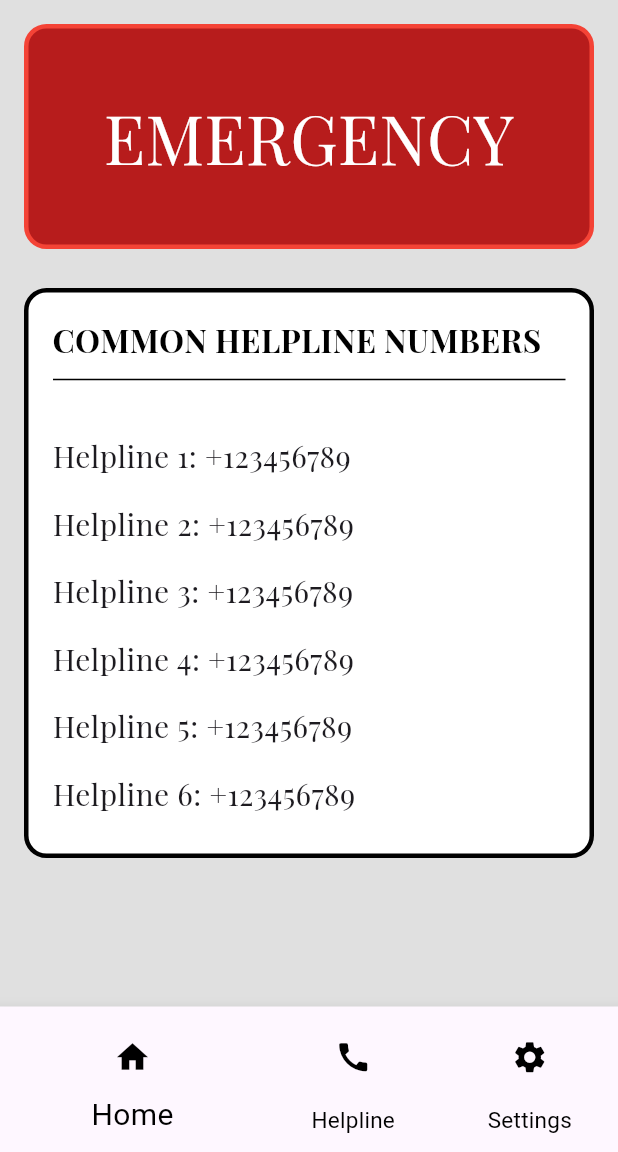
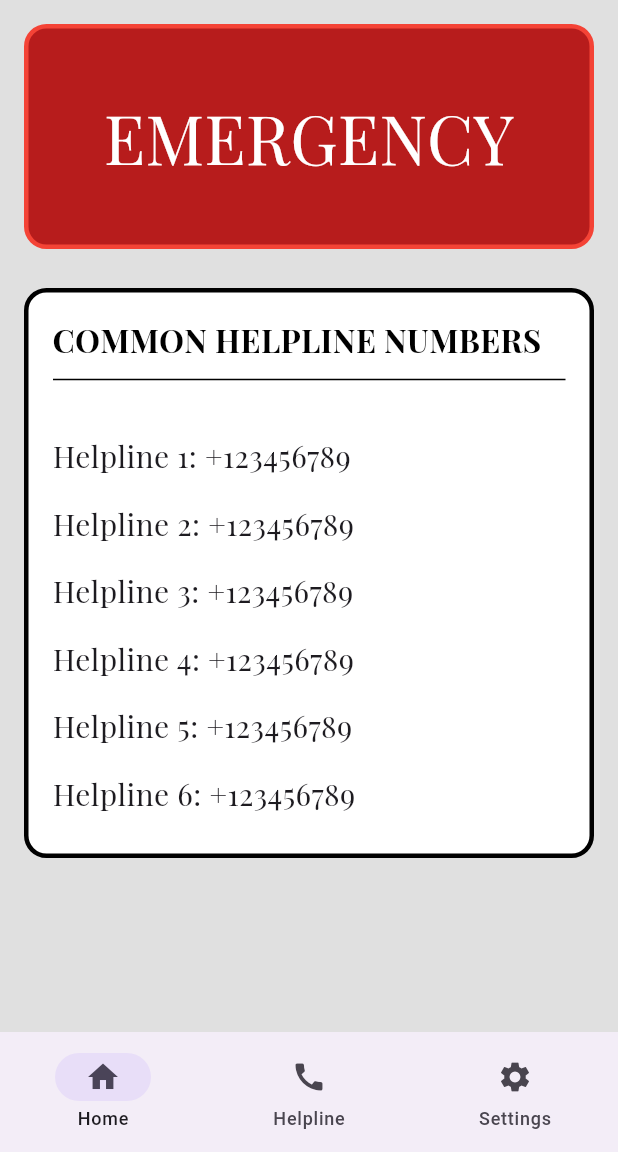
Before and after one commit to ahamasmi-yoddhaha/ResQ, a Flutter app: the screen it shows after launch, on a phone screen of 412 x 824 dp, the part 84-1236 px from its top. Run offline on Flutter 3.47's test engine with Material 3 defaults, Android fonts, the phone set to English and light mode, and no system bars; our stand-ins replace firebase_core; accounts and stored records are empty.

Commit message:
resolved navbar issue

```diff
--- a/lib/homepage.dart
+++ b/lib/homepage.dart
@@ -1,8 +1,5 @@
 import 'package:e_cum_sd_app/dashboard.dart';
-import 'package:e_cum_sd_app/mylocation.dart';
 import 'package:flutter/material.dart';
-//import 'package:e_cum_sd_app/dashboard.dart';
-import 'package:e_cum_sd_app/settings.dart';
 
 class HomePage extends StatefulWidget {
   const HomePage({super.key});
@@ -11,63 +8,11 @@ class HomePage extends StatefulWidget {
 }
 
 class _HomePageState extends State<HomePage> {
-  int currentIndex = 0;
   @override
   Widget build(BuildContext context) {
     return SafeArea(
       child: Scaffold(
         backgroundColor: Colors.grey[300],
-        bottomNavigationBar: BottomNavigationBar(
-            type: BottomNavigationBarType.shifting,
-            selectedItemColor: Colors.black,
-            unselectedItemColor: Colors.black,
-            backgroundColor: Colors.white,
-            iconSize: 25.0,
-            selectedFontSize: 20,
-            unselectedFontSize: 15,
-            showSelectedLabels: true,
-            showUnselectedLabels: true,
-            currentIndex: currentIndex,
-            onTap: (index) => setState(() => currentIndex = index),
-            items: [
-              BottomNavigationBarItem(
-                icon: IconButton(
-                  icon: const Icon(Icons.home),
-                  onPressed: () {
-                    Navigator.push(
-                      context,
-                      MaterialPageRoute(builder: (context) => const HomePage()),
-                    );
-                  },
-                ),
-                label: "Home",
-              ),
-              BottomNavigationBarItem(
-                icon: IconButton(
-                  icon: const Icon(Icons.call),
-                  onPressed: () {
-                    Navigator.push(
-                      context,
-                      MaterialPageRoute(
-                          builder: (context) => const MyLocation()),
-                    );
-                  },
-                ),
-                label: 'Helpline',
-              ),
-              BottomNavigationBarItem(
-                icon: IconButton(
-                  icon: const Icon(Icons.settings),
-                  onPressed: () {
-                    Navigator.push(
-                      context,
-                      MaterialPageRoute(builder: (context) => const Settings()),
-                    );
-                  },
-                ),
-                label: 'Settings',
-              ),
-            ]),
         //drawer: MyDrawer(),
         appBar: AppBar(
           backgroundColor: Colors.grey[200],
@@ -115,7 +60,7 @@ class _HomePageState extends State<HomePage> {
                 ),
               ),
             ),
-            SizedBox(
+            const SizedBox(
               height: 10,
             ),
             Container(
--- a/lib/main.dart
+++ b/lib/main.dart
@@ -1,4 +1,5 @@
 import 'package:e_cum_sd_app/homepage.dart';
+import 'package:e_cum_sd_app/mains.dart';
 import 'package:flutter/material.dart';
 import 'package:firebase_core/firebase_core.dart';
 
@@ -22,6 +23,6 @@ class MyApp extends StatelessWidget {
   @override
   Widget build(BuildContext context) {
     return const MaterialApp(
-        debugShowCheckedModeBanner: false, home: HomePage());
+        debugShowCheckedModeBanner: false, home: MainsPage());
   }
 }
--- /dev/null
+++ b/lib/mains.dart
@@ -0,0 +1,39 @@
+import 'package:flutter/material.dart';
+import 'package:e_cum_sd_app/settings.dart';
+import 'package:e_cum_sd_app/homepage.dart';
+import 'package:e_cum_sd_app/mylocation.dart';
+
+class MainsPage extends StatefulWidget {
+  const MainsPage({super.key});
+
+  @override
+  State<MainsPage> createState() => _MainsPageState();
+}
+
+class _MainsPageState extends State<MainsPage> {
+  int currentIndex = 0;
+
+  final List<Widget> pages = [
+    const HomePage(),
+    const MyLocation(),
+    const Settings(),
+  ];
+
+  @override
+  Widget build(BuildContext context) {
+    return Scaffold(
+      body: pages[currentIndex],
+      bottomNavigationBar: NavigationBar(
+        selectedIndex: currentIndex,
+        onDestinationSelected: (index) {
+          setState(() => currentIndex = index);
+        },
+        destinations: const [
+          NavigationDestination(icon: Icon(Icons.home), label: "Home"),
+          NavigationDestination(icon: Icon(Icons.call), label: "Helpline"),
+          NavigationDestination(icon: Icon(Icons.settings), label: "Settings"),
+        ],
+      ),
+    );
+  }
+}
```
Also changed, not shown: lib/help.dart (+6 -3 lines), lib/mylocation.dart (+6 -56 lines), lib/settings.dart (+6 -56 lines), pubspec.lock.
